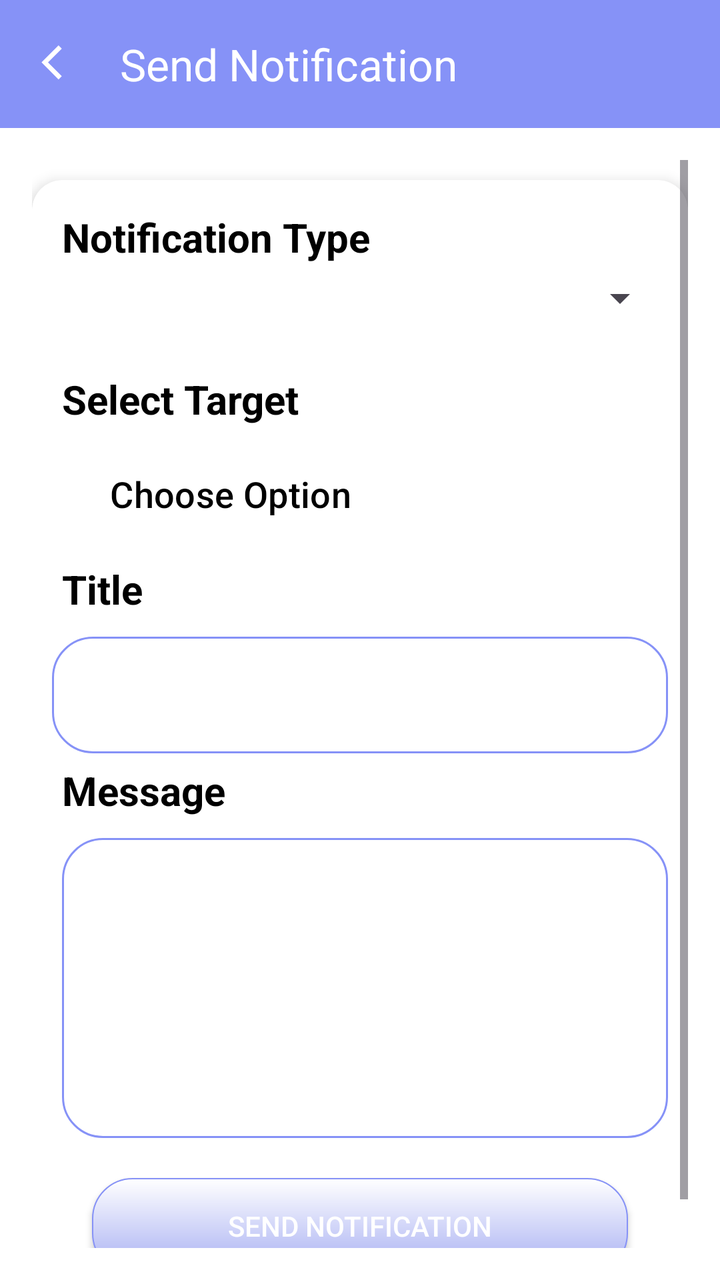
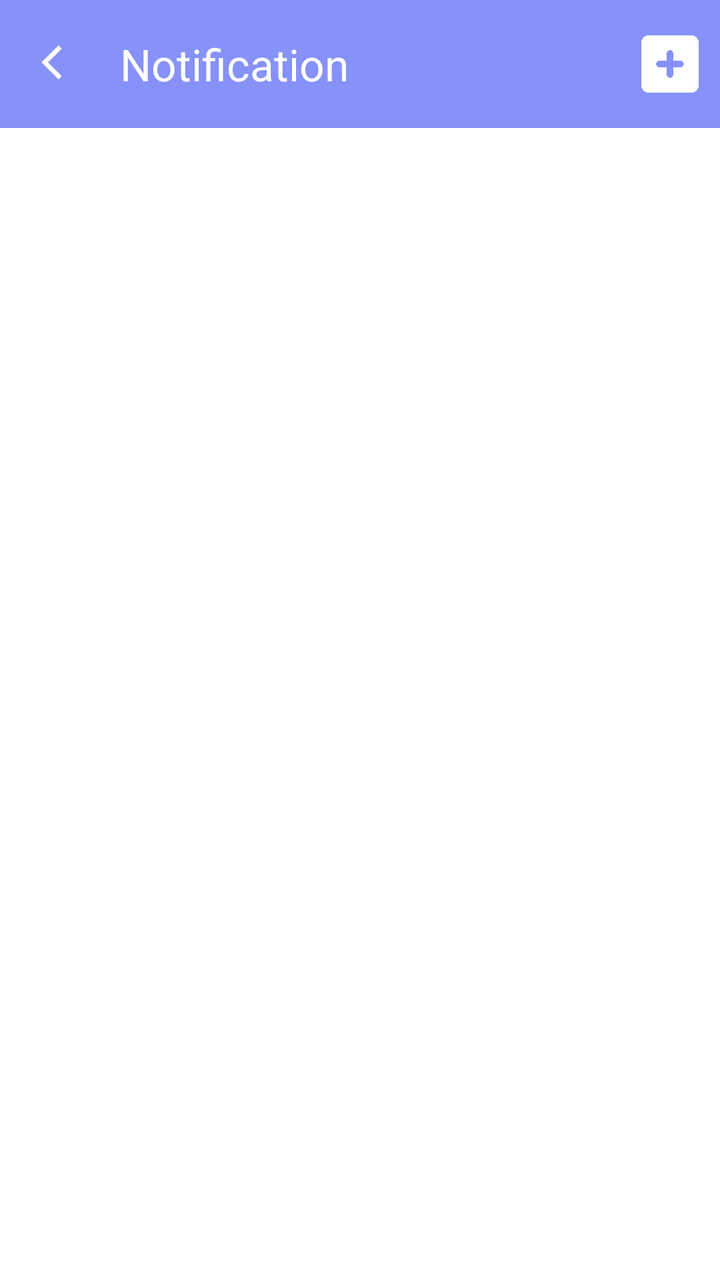

Before-and-after screenshots of an Android layout around one commit, followed by the original layout XML and the change that was made.
<!-- AndroidManifest.xml: application theme Theme.TSTAR.Light -->
<!-- res/layout/activity_tnotification.xml -->
<?xml version="1.0" encoding="utf-8"?>
<androidx.constraintlayout.widget.ConstraintLayout
    xmlns:android="http://schemas.android.com/apk/res/android"
    xmlns:app="http://schemas.android.com/apk/res-auto"
    android:layout_width="match_parent"
    android:layout_height="match_parent"
    android:fitsSystemWindows="true"
    android:background="#FFFFFF">

    
    <com.google.android.material.appbar.MaterialToolbar
        android:id="@+id/toolbar"
        android:layout_width="0dp"
        android:layout_height="?attr/actionBarSize"
        android:background="@drawable/header_gradient"
        app:navigationIcon="@drawable/s_arrowback"
        app:title="Send Notification"
        app:titleTextColor="@color/white"
        app:layout_constraintTop_toTopOf="parent"
        app:layout_constraintStart_toStartOf="parent"
        app:layout_constraintEnd_toEndOf="parent" />

    
    <ScrollView
        android:layout_width="0dp"
        android:layout_height="0dp"
        android:padding="16dp"
        app:layout_constraintTop_toBottomOf="@id/toolbar"
        app:layout_constraintBottom_toBottomOf="parent"
        app:layout_constraintStart_toStartOf="parent"
        app:layout_constraintEnd_toEndOf="parent">

        
        <androidx.cardview.widget.CardView
            android:layout_width="match_parent"
            android:layout_height="wrap_content"
            app:cardCornerRadius="15dp"
            app:cardElevation="4dp"
            android:padding="15dp"
            android:layout_marginTop="10dp"
            android:backgroundTint="@color/white">

            <LinearLayout
                android:layout_width="match_parent"
                android:layout_height="wrap_content"
                android:padding="10dp"
                android:orientation="vertical">

                
                <TextView
                    android:layout_width="wrap_content"
                    android:layout_height="wrap_content"
                    android:text="Notification Type"
                    android:textSize="20sp"
                    android:layout_margin="5dp"
                    android:textColor="@color/black"
                    android:textStyle="bold"/>

                <Spinner
                    android:id="@+id/spinnerType"
                    android:layout_width="match_parent"
                    android:layout_height="wrap_content"
                    android:layout_marginBottom="20dp" />

                
                <TextView
                    android:layout_width="wrap_content"
                    android:layout_height="wrap_content"
                    android:text="Select Target"
                    android:layout_margin="5dp"
                    android:textColor="@color/black"
                    android:textSize="20sp"
                    android:textStyle="bold"/>

                <Button
                    android:id="@+id/btnSelectTarget"
                    android:layout_width="match_parent"
                    android:layout_height="wrap_content"
                    android:layout_margin="5dp"
                    android:background="@color/zxing_transparent"
                    android:text="Choose Option"
                    android:textAlignment="textStart"
                    android:textSize="18dp"
                    android:textColor="@color/black"
                    android:layout_marginBottom="20dp" />

                
                <TextView
                    android:layout_width="wrap_content"
                    android:layout_height="wrap_content"
                    android:text="Title"
                    android:textColor="@color/black"
                    android:textSize="20sp"
                    android:layout_margin="5dp"
                    android:textStyle="bold"/>
                <com.google.android.material.textfield.TextInputLayout
                    android:layout_width="match_parent"
                    android:layout_height="wrap_content"
                    app:boxBackgroundMode="outline"
                   >

                    <com.google.android.material.textfield.TextInputEditText
                        android:id="@+id/etTitle"
                        android:layout_width="match_parent"
                        android:layout_height="wrap_content"
                        android:background="@drawable/s_edittext_border"
                        android:maxLines="2"
                        android:textSize="18dp"

                        />


                </com.google.android.material.textfield.TextInputLayout>


                
                <TextView
                    android:layout_width="wrap_content"
                    android:layout_height="wrap_content"
                    android:text="Message"
                    android:layout_margin="5dp"
                    android:textColor="@color/black"
                    android:textSize="20sp"
                    android:textStyle="bold"/>

                <com.google.android.material.textfield.TextInputLayout
                    android:layout_width="match_parent"
                    android:layout_height="wrap_content"
                    app:boxBackgroundMode="outline"

                    >
                    <com.google.android.material.textfield.TextInputEditText
                        android:id="@+id/etMessage"
                        android:layout_width="match_parent"
                        android:layout_height="150dp"
                        android:gravity="top"
                        android:textSize="18sp"
                        android:background="@drawable/s_edittext_border"
                        android:layout_marginLeft="5dp"
                        android:minLines="3"
                        />


                </com.google.android.material.textfield.TextInputLayout>


                
                <androidx.appcompat.widget.AppCompatButton
                    android:id="@+id/btnSend"
                    android:layout_width="match_parent"
                    android:layout_height="wrap_content"
                    android:text="SEND NOTIFICATION"
                    android:layout_marginBottom="20dp"
                    android:layout_marginTop="20sp"
                    android:layout_marginLeft="20dp"
                    android:layout_marginRight="20sp"
                    android:background="@drawable/s_btn_bg_shape"
                    android:textColor="@android:color/white"/>

            </LinearLayout>

        </androidx.cardview.widget.CardView>

    </ScrollView>

</androidx.constraintlayout.widget.ConstraintLayout>
<!-- resources referenced by this layout -->
<resources>
  <color name="black">#FF000000</color>
  <color name="white">#FFFFFF</color>
  <!-- drawable header_gradient (drawable) -->
  <?xml version="1.0" encoding="utf-8"?>
  <shape xmlns:android="http://schemas.android.com/apk/res/android"
      android:shape="rectangle">
      <gradient
          android:startColor="@color/maroon_variant"
          android:endColor="@color/maroon_dark"
          android:angle="270"/>
  </shape>
  <!-- drawable s_arrowback (drawable) -->
  <?xml version="1.0" encoding="utf-8"?>
  <vector xmlns:android="http://schemas.android.com/apk/res/android"
      android:width="25dp"
      android:height="25dp"
      android:viewportWidth="26"
      android:viewportHeight="26">
  
      
      <path
          android:strokeWidth="2.4"
          android:strokeColor="@color/white"
          android:fillColor="@android:color/transparent"
          android:pathData="M15,4 L7,12 L15,20"/>
  </vector>
  <!-- drawable s_btn_bg_shape (drawable) -->
  <?xml version="1.0" encoding="utf-8"?>
  <shape
      xmlns:android="http://schemas.android.com/apk/res/android"
      android:shape="rectangle">
  
      <stroke
          android:width="0.8dp"
          android:color="@color/Lavender"/>
      <corners
          android:radius="20dp"/>
  
      <gradient
          android:startColor="#A5ADF2"
          android:endColor="@color/white"
          android:angle="90"/>
  
  
  
  
  </shape>
  <!-- drawable s_edittext_border (drawable) -->
  <?xml version="1.0" encoding="utf-8"?>
  <shape
      xmlns:android="http://schemas.android.com/apk/res/android"
      android:shape="rectangle">
  
      <stroke
          android:width="1.1dp"
          android:color="@color/Lavender"/>
      <corners
          android:radius="20dp"/>
  
      <solid
          android:color="@color/white"/>
  
  
  
  
  </shape>
  <style name="Theme.TSTAR.Light" parent="Theme.Material3.Light.NoActionBar">
          <item name="android:windowLightStatusBar">true</item>
          <item name="android:forceDarkAllowed">false</item>
  
  
          
          <item name="colorPrimary">@color/Lavender</item>
          <item name="colorPrimaryVariant">@color/Dark_Lavender</item>
          <item name="colorOnPrimary">@color/white</item>
  
          
          <item name="android:statusBarColor">@color/Dark_Lavender</item>
  
          
          <item name="android:windowLightStatusBar">false</item>
  
      </style>
  <color name="maroon_variant">#8692f7</color>
  <color name="maroon_dark">#8692f7</color>
  <color name="Lavender">#8692f7</color>
  <color name="Dark_Lavender">#707CD9</color>
</resources>

<!-- the commit's change to res/layout/activity_tnotification.xml (unified diff, before → after) -->
@@ -14,153 +14,35 @@
         android:layout_height="?attr/actionBarSize"
         android:background="@drawable/header_gradient"
         app:navigationIcon="@drawable/s_arrowback"
-        app:title="Send Notification"
+        app:title="Notification"
         app:titleTextColor="@color/white"
         app:layout_constraintTop_toTopOf="parent"
         app:layout_constraintStart_toStartOf="parent"
-        app:layout_constraintEnd_toEndOf="parent" />
+        app:layout_constraintEnd_toEndOf="parent">
+
+        <ImageButton
+            android:id="@+id/btnCreate"
+            android:layout_width="50dp"
+            android:layout_height="50dp"
+            android:layout_gravity="end|center_vertical"
+            android:background="@android:color/transparent"
+            android:padding="8dp"
+            android:scaleType="centerInside"
+            android:src="@drawable/tnewassign"
+            app:tint="@color/white" />
+    </com.google.android.material.appbar.MaterialToolbar>
+
 
     
-    <ScrollView
+    <androidx.recyclerview.widget.RecyclerView
+        android:id="@+id/rvTeacherNotifications"
         android:layout_width="0dp"
         android:layout_height="0dp"
-        android:padding="16dp"
+        android:padding="12dp"
+        android:clipToPadding="false"
         app:layout_constraintTop_toBottomOf="@id/toolbar"
         app:layout_constraintBottom_toBottomOf="parent"
         app:layout_constraintStart_toStartOf="parent"
-        app:layout_constraintEnd_toEndOf="parent">
-
-        
-        <androidx.cardview.widget.CardView
-            android:layout_width="match_parent"
-            android:layout_height="wrap_content"
-            app:cardCornerRadius="15dp"
-            app:cardElevation="4dp"
-            android:padding="15dp"
-            android:layout_marginTop="10dp"
-            android:backgroundTint="@color/white">
-
-            <LinearLayout
-                android:layout_width="match_parent"
-                android:layout_height="wrap_content"
-                android:padding="10dp"
-                android:orientation="vertical">
-
-                
-                <TextView
-                    android:layout_width="wrap_content"
-                    android:layout_height="wrap_content"
-                    android:text="Notification Type"
-                    android:textSize="20sp"
-                    android:layout_margin="5dp"
-                    android:textColor="@color/black"
-                    android:textStyle="bold"/>
-
-                <Spinner
-                    android:id="@+id/spinnerType"
-                    android:layout_width="match_parent"
-                    android:layout_height="wrap_content"
-                    android:layout_marginBottom="20dp" />
-
-                
-                <TextView
-                    android:layout_width="wrap_content"
-                    android:layout_height="wrap_content"
-                    android:text="Select Target"
-                    android:layout_margin="5dp"
-                    android:textColor="@color/black"
-                    android:textSize="20sp"
-                    android:textStyle="bold"/>
-
-                <Button
-                    android:id="@+id/btnSelectTarget"
-                    android:layout_width="match_parent"
-                    android:layout_height="wrap_content"
-                    android:layout_margin="5dp"
-                    android:background="@color/zxing_transparent"
-                    android:text="Choose Option"
-                    android:textAlignment="textStart"
-                    android:textSize="18dp"
-                    android:textColor="@color/black"
-                    android:layout_marginBottom="20dp" />
-
-                
-                <TextView
-                    android:layout_width="wrap_content"
-                    android:layout_height="wrap_content"
-                    android:text="Title"
-                    android:textColor="@color/black"
-                    android:textSize="20sp"
-                    android:layout_margin="5dp"
-                    android:textStyle="bold"/>
-                <com.google.android.material.textfield.TextInputLayout
-                    android:layout_width="match_parent"
-                    android:layout_height="wrap_content"
-                    app:boxBackgroundMode="outline"
-                   >
-
-                    <com.google.android.material.textfield.TextInputEditText
-                        android:id="@+id/etTitle"
-                        android:layout_width="match_parent"
-                        android:layout_height="wrap_content"
-                        android:background="@drawable/s_edittext_border"
-                        android:maxLines="2"
-                        android:textSize="18dp"
-
-                        />
-
-
-                </com.google.android.material.textfield.TextInputLayout>
-
-
-                
-                <TextView
-                    android:layout_width="wrap_content"
-                    android:layout_height="wrap_content"
-                    android:text="Message"
-                    android:layout_margin="5dp"
-                    android:textColor="@color/black"
-                    android:textSize="20sp"
-                    android:textStyle="bold"/>
-
-                <com.google.android.material.textfield.TextInputLayout
-                    android:layout_width="match_parent"
-                    android:layout_height="wrap_content"
-                    app:boxBackgroundMode="outline"
-
-                    >
-                    <com.google.android.material.textfield.TextInputEditText
-                        android:id="@+id/etMessage"
-                        android:layout_width="match_parent"
-                        android:layout_height="150dp"
-                        android:gravity="top"
-                        android:textSize="18sp"
-                        android:background="@drawable/s_edittext_border"
-                        android:layout_marginLeft="5dp"
-                        android:minLines="3"
-                        />
-
-
-                </com.google.android.material.textfield.TextInputLayout>
-
-
-                
-                <androidx.appcompat.widget.AppCompatButton
-                    android:id="@+id/btnSend"
-                    android:layout_width="match_parent"
-                    android:layout_height="wrap_content"
-                    android:text="SEND NOTIFICATION"
-                    android:layout_marginBottom="20dp"
-                    android:layout_marginTop="20sp"
-                    android:layout_marginLeft="20dp"
-                    android:layout_marginRight="20sp"
-                    android:background="@drawable/s_btn_bg_shape"
-                    android:textColor="@android:color/white"/>
-
-            </LinearLayout>
-
-        </androidx.cardview.widget.CardView>
-
-    </ScrollView>
+        app:layout_constraintEnd_toEndOf="parent" />
 
 </androidx.constraintlayout.widget.ConstraintLayout>
<!-- resource entries referenced after the edit -->
@@ -1,6 +1,5 @@
 <!-- resources referenced by this layout -->
 <resources>
-  <color name="black">#FF000000</color>
   <color name="white">#FFFFFF</color>
   <!-- drawable header_gradient (drawable) -->
   <?xml version="1.0" encoding="utf-8"?>
@@ -26,46 +25,7 @@
           android:fillColor="@android:color/transparent"
           android:pathData="M15,4 L7,12 L15,20"/>
   </vector>
-  <!-- drawable s_btn_bg_shape (drawable) -->
-  <?xml version="1.0" encoding="utf-8"?>
-  <shape
-      xmlns:android="http://schemas.android.com/apk/res/android"
-      android:shape="rectangle">
-  
-      <stroke
-          android:width="0.8dp"
-          android:color="@color/Lavender"/>
-      <corners
-          android:radius="20dp"/>
-  
-      <gradient
-          android:startColor="#A5ADF2"
-          android:endColor="@color/white"
-          android:angle="90"/>
-  
-  
-  
-  
-  </shape>
-  <!-- drawable s_edittext_border (drawable) -->
-  <?xml version="1.0" encoding="utf-8"?>
-  <shape
-      xmlns:android="http://schemas.android.com/apk/res/android"
-      android:shape="rectangle">
-  
-      <stroke
-          android:width="1.1dp"
-          android:color="@color/Lavender"/>
-      <corners
-          android:radius="20dp"/>
-  
-      <solid
-          android:color="@color/white"/>
-  
-  
-  
-  
-  </shape>
+  <!-- drawable tnewassign: png bitmap (drawable, 28591 bytes) -->
   <style name="Theme.TSTAR.Light" parent="Theme.Material3.Light.NoActionBar">
           <item name="android:windowLightStatusBar">true</item>
           <item name="android:forceDarkAllowed">false</item>
